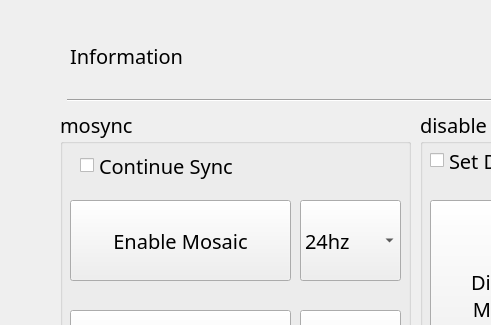
Old version of the form test.ui in the repository thissak/QtMosaic; both pictures show x 0 to 491 and y 0 to 325 of the 977 by 770 pixel window.
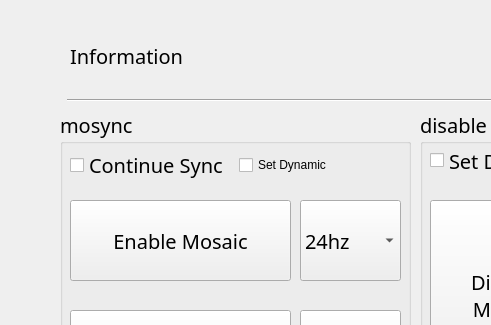
New version of the form. Icons and pictures are not drawn.

Commit message: add @Set Dynamic

The edit to the form file:
```diff
--- a/test.ui
+++ b/test.ui
@@ -142,34 +142,6 @@
    <property name="title">
     <string>mosync</string>
    </property>
-   <widget class="QCheckBox" name="chk1_sync">
-    <property name="geometry">
-     <rect>
-      <x>20</x>
-      <y>30</y>
-      <width>221</width>
-      <height>51</height>
-     </rect>
-    </property>
-    <property name="font">
-     <font>
-      <family>Bahnschrift Light</family>
-      <pointsize>15</pointsize>
-      <weight>50</weight>
-      <italic>false</italic>
-      <bold>false</bold>
-     </font>
-    </property>
-    <property name="cursor">
-     <cursorShape>ArrowCursor</cursorShape>
-    </property>
-    <property name="toolTip">
-     <string>체크박스입니다</string>
-    </property>
-    <property name="text">
-     <string>Continue Sync</string>
-    </property>
-   </widget>
    <widget class="QPushButton" name="btn1_mosaic">
     <property name="geometry">
      <rect>
@@ -302,6 +274,47 @@
      </property>
     </item>
    </widget>
+   <widget class="QWidget" name="horizontalLayoutWidget">
+    <property name="geometry">
+     <rect>
+      <x>10</x>
+      <y>30</y>
+      <width>331</width>
+      <height>51</height>
+     </rect>
+    </property>
+    <layout class="QHBoxLayout" name="horizontalLayout">
+     <item>
+      <widget class="QCheckBox" name="chk1_sync">
+       <property name="font">
+        <font>
+         <family>Bahnschrift Light</family>
+         <pointsize>15</pointsize>
+         <weight>50</weight>
+         <italic>false</italic>
+         <bold>false</bold>
+        </font>
+       </property>
+       <property name="cursor">
+        <cursorShape>ArrowCursor</cursorShape>
+       </property>
+       <property name="toolTip">
+        <string>체크박스입니다</string>
+       </property>
+       <property name="text">
+        <string>Continue Sync</string>
+       </property>
+      </widget>
+     </item>
+     <item>
+      <widget class="QCheckBox" name="chk3_set_dynamic">
+       <property name="text">
+        <string>Set Dynamic</string>
+       </property>
+      </widget>
+     </item>
+    </layout>
+   </widget>
   </widget>
   <widget class="QGroupBox" name="groupBox_2">
    <property name="geometry">
```
The commit also changes 2 other files.
